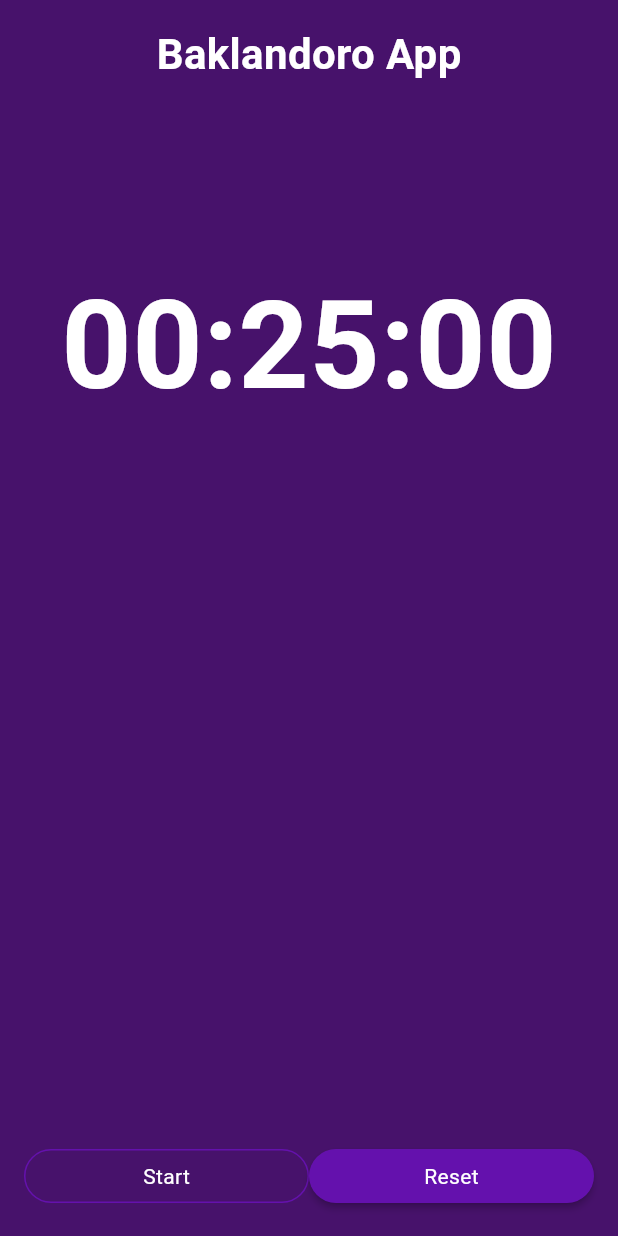
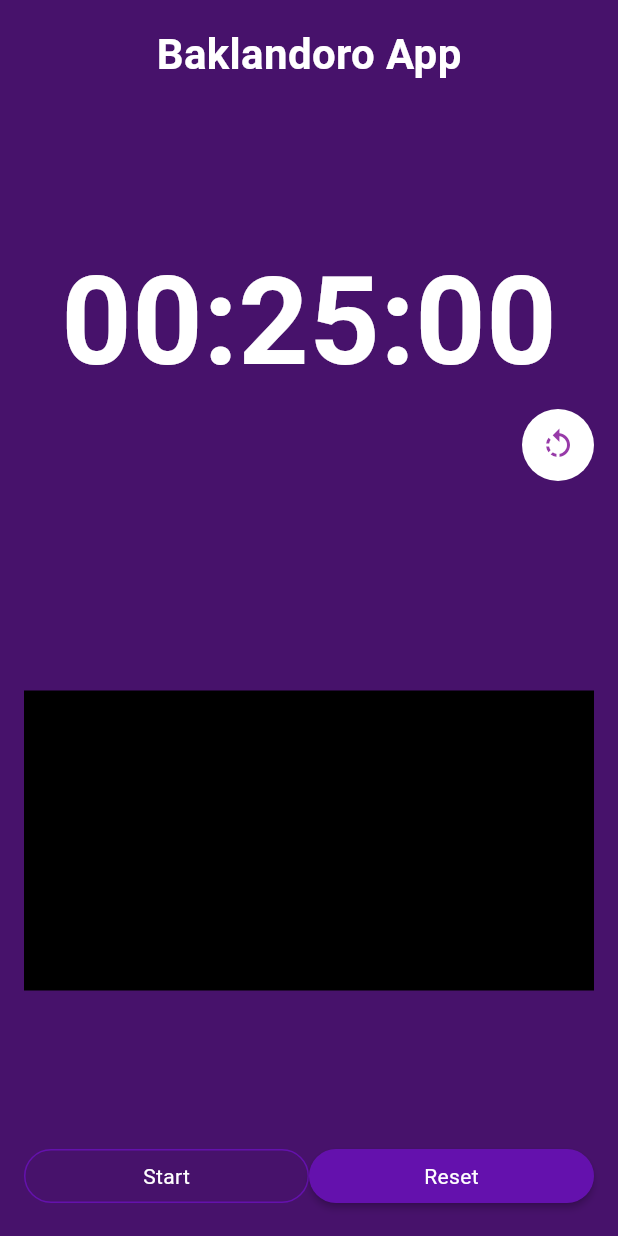
Before and after one commit to ZhBair/baklandoro, a Flutter app: the screen it shows after launch, on a phone screen of 412 x 824 dp. Run offline on Flutter 3.47's test engine with Material 3 defaults, Android fonts, the phone set to English and light mode, and no system bars; missing offline and left inert: flutter_ringtone_player, flutter_windowmanager.

Commit message:
add button swich Deviceorientation change background color ListView

```diff
--- a/lib/main.dart
+++ b/lib/main.dart
@@ -1,5 +1,4 @@
 import 'dart:async';
-
 import 'package:flutter/material.dart';
 import 'package:flutter_windowmanager/flutter_windowmanager.dart';
 import 'package:flutter_ringtone_player/flutter_ringtone_player.dart';
@@ -11,7 +10,7 @@ void main() {
 
 /*
 https://coolors.co/palette/ea698b-d55d92-c05299-ac46a1-973aa8-822faf-6d23b6-6411ad-571089-47126b
-
+flutter
  */
 class MyApp extends StatelessWidget {
   const MyApp({super.key});
@@ -41,6 +40,7 @@ class _HomeAppState extends State<HomeApp> {
   List laps = [];
   Color colorText = Colors.white;
   Map<String, int> map = {"job": 0, "shortBreak": 0, "longBreak": 0};
+  bool orient = true;
 
 //creat stop timer function
 
@@ -88,7 +88,7 @@ class _HomeAppState extends State<HomeApp> {
 
   void _startInternal() {
     started = true;
-    timer = Timer.periodic(const Duration(seconds: 1), (timer) {
+    timer = Timer.periodic(const Duration(milliseconds: 10), (timer) {
       //change seconds to milis
       int localSeconds = seconds;
       int localMinutes = minutes;
@@ -286,13 +286,42 @@ class _HomeAppState extends State<HomeApp> {
                 height: 20.0,
               ),
               Center(
-                child: Text(
+                child: Column(
+                  children: [
+                    Text(
                       "$digitHours:$digitMinutes:$digitSeconds",
                       style: TextStyle(
                         color: colorText,
                         fontSize: 82.0,
                         fontWeight: FontWeight.w600,
                       ),
+                    ),
+                    Container(
+                      alignment: Alignment.centerRight,
+                      child: Ink(
+                        decoration: const ShapeDecoration(
+                          color: Colors.white,
+                          shape: CircleBorder(),
+                        ),
+                        child: IconButton(
+                          icon: const Icon(Icons.rotate_left),
+                          color: const Color(0xFF973AA8),
+                          onPressed: () {
+                            if (orient){
+                              SystemChrome.setPreferredOrientations(
+                                  [DeviceOrientation.landscapeLeft]);
+                                  orient = false;
+                            }
+                            else{
+                              SystemChrome.setPreferredOrientations(
+                                  [DeviceOrientation.portraitUp]);
+                                  orient = true;
+                            }
+                          },
+                        ),
+                      ),
+                    ),
+                  ],
                 ),
               ),
               Center(
@@ -308,7 +337,7 @@ class _HomeAppState extends State<HomeApp> {
               Container(
                 height: 200.0,
                 decoration: const BoxDecoration(
-                  color: Color(0x00151016),
+                  color: Colors.black,  //0x00151016
                 ),
                 //add in list build
                 child: ListView.builder(
```
Lines whose indentation alone changed are shown as unchanged.
